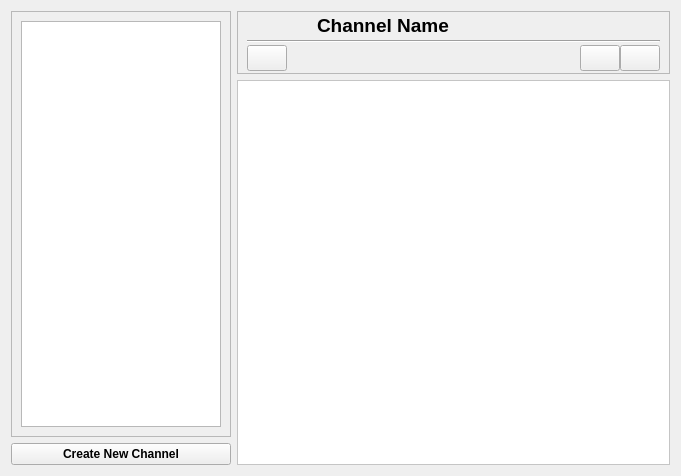
The window that retroshare-gui/src/gui/ChannelFeed.ui (RetroShare/RetroShare) describes before a commit, drawn with Qt 5.
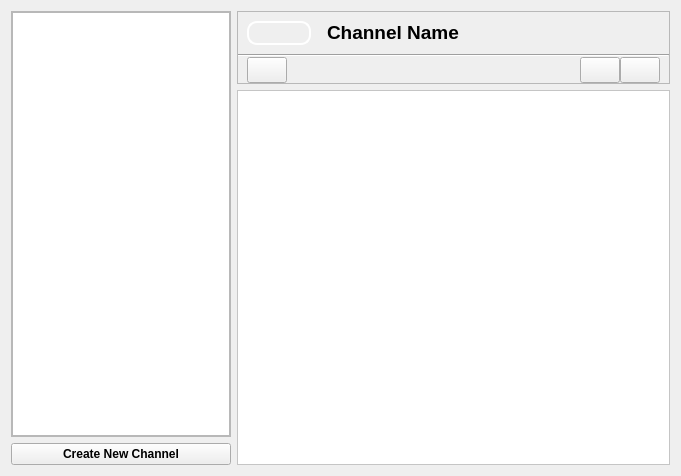
The same window after the commit. Icons and pictures are not drawn.

Commit message: set for Channel logo label border color

Diff of the .ui file:
```diff
--- a/retroshare-gui/src/gui/ChannelFeed.ui
+++ b/retroshare-gui/src/gui/ChannelFeed.ui
@@ -25,7 +25,7 @@
   <property name="windowTitle">
    <string>Form</string>
   </property>
-  <layout class="QGridLayout" name="gridLayout_4">
+  <layout class="QGridLayout" name="gridLayout_6">
    <item row="0" column="0">
     <widget class="QFrame" name="chanFrame">
      <property name="sizePolicy">
@@ -65,6 +65,12 @@
       <enum>QFrame::Raised</enum>
      </property>
      <layout class="QGridLayout" name="gridLayout_5">
+      <property name="margin">
+       <number>0</number>
+      </property>
+      <property name="spacing">
+       <number>0</number>
+      </property>
       <item row="0" column="0">
        <widget class="QTreeView" name="treeView"/>
       </item>
@@ -72,7 +78,7 @@
     </widget>
    </item>
    <item row="0" column="1" rowspan="2">
-    <layout class="QGridLayout" name="gridLayout_3">
+    <layout class="QGridLayout" name="gridLayout_4">
      <item row="0" column="0">
       <widget class="QFrame" name="frame">
        <property name="styleSheet">
@@ -85,15 +91,20 @@
        <property name="frameShadow">
         <enum>QFrame::Raised</enum>
        </property>
-       <layout class="QGridLayout" name="gridLayout_2">
-        <property name="topMargin">
-         <number>2</number>
-        </property>
-        <property name="bottomMargin">
-         <number>2</number>
-        </property>
+       <layout class="QGridLayout" name="gridLayout_3">
         <property name="verticalSpacing">
-         <number>2</number>
+         <number>0</number>
+        </property>
+        <property name="margin">
+         <number>0</number>
+        </property>
+        <item row="0" column="0">
+         <layout class="QGridLayout" name="gridLayout_2">
+          <property name="horizontalSpacing">
+           <number>16</number>
+          </property>
+          <property name="margin">
+           <number>9</number>
         </property>
         <item row="0" column="0">
          <widget class="QLabel" name="iconLabel">
@@ -110,7 +121,10 @@
            </size>
           </property>
           <property name="styleSheet">
-           <string notr="true"/>
+             <string notr="true">QLabel{
+border: 2px solid white;
+border-radius: 10px;
+}</string>
           </property>
           <property name="text">
            <string/>
@@ -140,8 +154,23 @@
           </property>
          </widget>
         </item>
-        <item row="2" column="0" colspan="2">
+         </layout>
+        </item>
+        <item row="1" column="0">
+         <widget class="Line" name="line">
+          <property name="orientation">
+           <enum>Qt::Horizontal</enum>
+          </property>
+         </widget>
+        </item>
+        <item row="2" column="0">
          <layout class="QGridLayout" name="gridLayout">
+          <property name="leftMargin">
+           <number>9</number>
+          </property>
+          <property name="rightMargin">
+           <number>9</number>
+          </property>
           <item row="0" column="0">
            <widget class="QPushButton" name="postButton">
             <property name="sizePolicy">
@@ -251,13 +280,6 @@
           </item>
          </layout>
         </item>
-        <item row="1" column="0" colspan="2">
-         <widget class="Line" name="line">
-          <property name="orientation">
-           <enum>Qt::Horizontal</enum>
-          </property>
-         </widget>
-        </item>
        </layout>
       </widget>
      </item>
```
Lines whose indentation alone changed are shown as unchanged.
